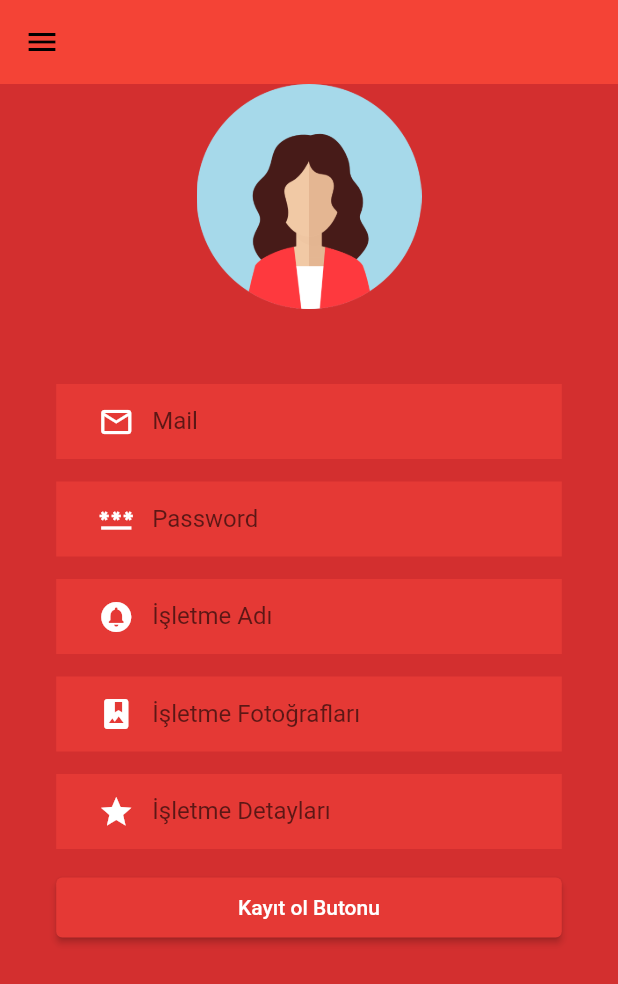
After one commit to fersuekinci/OUA-bootcamp, a Flutter app: the LoginPage screen opened directly, on a phone screen of 412 x 824 dp. The commit adds this screen. Shown: the top 984 px of the screen. Run offline on Flutter 3.47's test engine with Material 2 defaults, Android fonts, the phone set to English and light mode, and no system bars; our stand-ins replace carousel_slider, flutter_zoom_drawer; Roboto replaces fonts that are missing (OpenSans).

Commit message:
İşletmeler için kayıt ol ekranı oluşturuldu.

```diff
--- a/lib/main.dart
+++ b/lib/main.dart
@@ -23,7 +23,6 @@ class MyApp extends StatelessWidget {
           titleTextStyle: TextStyle(color: Colors.black, fontSize: 20),
         ),
       ),
-
       home: const HomePage(),
     );
   }
--- a/lib/pages/home_page.dart
+++ b/lib/pages/home_page.dart
@@ -5,6 +5,8 @@ import 'package:oua_bootcamp/pages/businesses_page.dart';
 import 'package:oua_bootcamp/pages/category_page.dart';
 import 'package:oua_bootcamp/pages/menu_page.dart';
 import 'package:oua_bootcamp/model/menu_item.dart';
+
+import 'login_page.dart';
 
 class HomePage extends StatefulWidget {
   const HomePage({Key? key}) : super(key: key);
@@ -45,6 +47,8 @@ class _HomePageState extends State<HomePage> {
         return const BusinessDetail();
       case MenuItems.businesses:
         return const Businesses();
+      case MenuItems.register:
+        return const LoginPage();
       default:
         return const CategoryPage();
     }
--- /dev/null
+++ b/lib/pages/login_page.dart
@@ -0,0 +1,97 @@
+import 'package:flutter/material.dart';
+import '../widgets/menu_widget.dart';
+
+
+// Galeriden fotoğraf seçme işlemleri yapılacak
+
+class LoginPage extends StatefulWidget {
+  const LoginPage({Key? key}) : super(key: key);
+
+  @override
+  State<LoginPage> createState() => _LoginPageState();
+}
+
+class _LoginPageState extends State<LoginPage> {
+  @override
+  Widget build(BuildContext context) {
+    return Scaffold(
+      appBar: AppBar(leading: const MenuWidget()),
+      body: SafeArea(
+        child: Container(
+          width: MediaQuery.of(context).size.width,
+          height: MediaQuery.of(context).size.height,
+          color: Colors.red.shade700,
+          child: SingleChildScrollView(
+            child: Column(
+              crossAxisAlignment: CrossAxisAlignment.center,
+              children: [
+                const SizedBox(height: 150, child: Image(image: AssetImage("assets/images/avatar.png"))),
+                const SizedBox(height: 50),
+                SingleChildScrollView(
+                  child: Column(
+                    children: [
+                      const Attributes(title: "Mail", icon: Icons.mail_outline_outlined, isPassword: false),
+                      const SizedBox(height: 15),
+                      const Attributes(title: "Password", icon: Icons.password_outlined, isPassword: true),
+                      const SizedBox(height: 15),
+                      const Attributes(title: "İşletme Adı", icon: Icons.circle_notifications, isPassword: false),
+                      const SizedBox(height: 15),
+                      const Attributes(title: "İşletme Fotoğrafları", icon: Icons.photo_album, isPassword: false),
+                      const SizedBox(height: 15),
+                      const Attributes(title: "İşletme Detayları", icon: Icons.star, isPassword: false),
+                      const SizedBox(height: 15),
+                      ElevatedButton(
+                        style: ElevatedButton.styleFrom(
+                            primary: Colors.red.shade600,
+                            minimumSize: Size(MediaQuery.of(context).size.width - 75, 40)),
+                        child: const Text("Kayıt ol Butonu"),
+                        onPressed: () {
+                          print("Kayıt ol butonu çalıştı.");
+                        },
+                      ),
+                    ],
+                  ),
+                )
+              ],
+            ),
+          ),
+        ),
+      ),
+    );
+  }
+}
+
+class Attributes extends StatelessWidget {
+  final String title;
+  final IconData icon;
+  final bool isPassword;
+
+  const Attributes({Key? key, required this.title, required this.icon, required this.isPassword}) : super(key: key);
+
+  @override
+  Widget build(BuildContext context) {
+    return Container(
+      padding: const EdgeInsets.only(left: 16.0),
+      alignment: Alignment.centerRight,
+      color: Colors.red.shade600,
+      height: 50.0,
+      width: MediaQuery.of(context).size.width - 75,
+      child: TextField(
+        obscureText: isPassword,
+        style: const TextStyle(
+          color: Colors.white,
+          fontFamily: 'OpenSans',
+        ),
+        decoration: InputDecoration(
+          border: InputBorder.none,
+          contentPadding: const EdgeInsets.only(top: 14.0),
+          prefixIcon: Icon(
+            icon,
+            color: Colors.white,
+          ),
+          hintText: title,
+        ),
+      ),
+    );
+  }
+}
--- a/lib/pages/menu_page.dart
+++ b/lib/pages/menu_page.dart
@@ -7,8 +7,9 @@ class MenuItems {
   static const category = MenuItem('Ana Sayfa', Icons.category);
   static const businessDetail = MenuItem('İşletme Detayları', Icons.details);
   static const businesses = MenuItem('İşletmeler', Icons.list_alt);
+  static const register = MenuItem('Kayıt ol sayfası', Icons.list_alt);
 
-  static const all = <MenuItem>[category, businessDetail, businesses];
+  static const all = <MenuItem>[category, businessDetail, businesses, register];
 }
 
 class MenuPage extends StatelessWidget {
```
Lines whose indentation alone changed are shown as unchanged.
